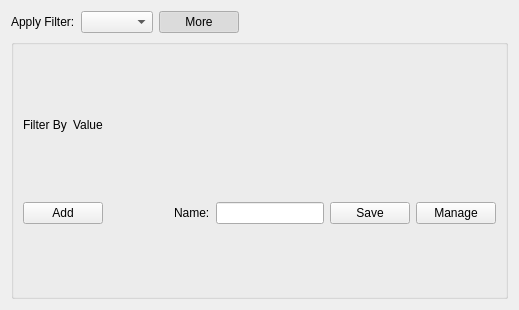
Before: the Qt Designer form xtuple/trunk/widgets/parameterwidget.ui in WooodHead/xtuple, drawn with Qt 5.
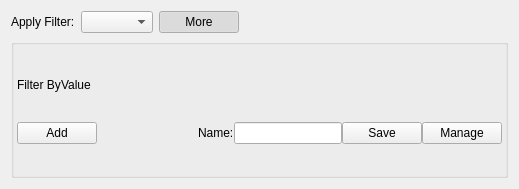
After: the same form once the commit is applied. Custom widgets are drawn as their Qt base class.

Commit message: Issue 0010403: Modified margins and sizing.

```diff
--- a/xtuple/trunk/widgets/parameterwidget.ui
+++ b/xtuple/trunk/widgets/parameterwidget.ui
@@ -7,7 +7,7 @@
     <x>0</x>
     <y>0</y>
     <width>519</width>
-    <height>310</height>
+    <height>189</height>
    </rect>
   </property>
   <layout class="QGridLayout" name="gridLayout_2">
@@ -63,6 +63,12 @@
       <string/>
      </property>
      <layout class="QGridLayout" name="gridLayout">
+      <property name="verticalSpacing">
+       <number>0</number>
+      </property>
+      <property name="margin">
+       <number>3</number>
+      </property>
       <item row="0" column="0">
        <layout class="QGridLayout" name="_filtersLayout">
         <property name="verticalSpacing">
```
